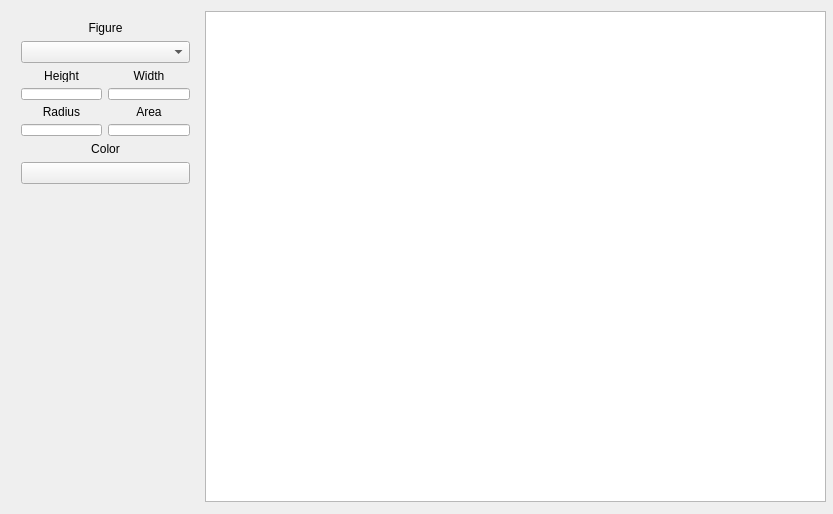
This is experiments/training/widget.ui in kudroma/SimpleApplication as Qt 5 draws it before an edit. The edited form follows.
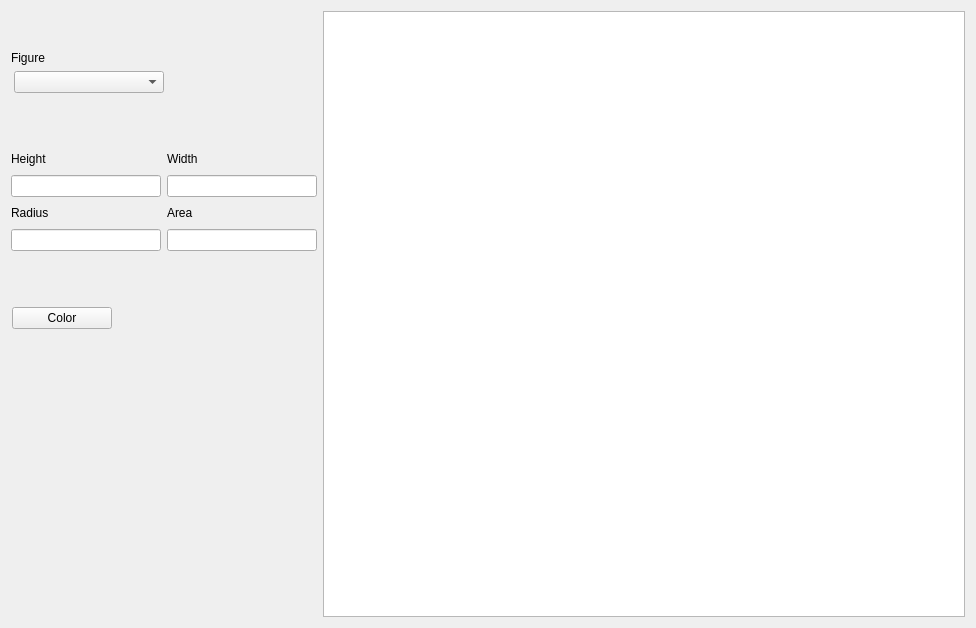
This is the edited form.

The edit to the form file:
```diff
--- a/experiments/training/widget.ui
+++ b/experiments/training/widget.ui
@@ -6,119 +6,290 @@
    <rect>
     <x>0</x>
     <y>0</y>
-    <width>833</width>
-    <height>514</height>
+    <width>976</width>
+    <height>628</height>
    </rect>
   </property>
   <property name="windowTitle">
    <string>Widget</string>
   </property>
-  <widget class="QGraphicsView" name="graphicsView">
-   <property name="geometry">
-    <rect>
-     <x>205</x>
-     <y>11</y>
-     <width>621</width>
-     <height>491</height>
-    </rect>
-   </property>
-  </widget>
-  <widget class="QWidget" name="">
-   <property name="geometry">
-    <rect>
-     <x>10</x>
-     <y>10</y>
-     <width>191</width>
-     <height>185</height>
-    </rect>
-   </property>
-   <layout class="QVBoxLayout" name="verticalLayout_3">
+  <layout class="QHBoxLayout" name="horizontalLayout_3">
+   <item>
+    <layout class="QVBoxLayout" name="verticalLayout_7">
+     <item>
+      <layout class="QVBoxLayout" name="verticalLayout_6">
+       <item>
+        <spacer name="verticalSpacer_4">
+         <property name="orientation">
+          <enum>Qt::Vertical</enum>
+         </property>
+         <property name="sizeType">
+          <enum>QSizePolicy::Fixed</enum>
+         </property>
+         <property name="sizeHint" stdset="0">
+          <size>
+           <width>20</width>
+           <height>40</height>
+          </size>
+         </property>
+        </spacer>
+       </item>
     <item>
-     <layout class="QVBoxLayout" name="verticalLayout">
+        <layout class="QVBoxLayout" name="verticalLayout_5">
       <item>
        <widget class="QLabel" name="labelFigure">
         <property name="text">
          <string>Figure</string>
         </property>
         <property name="alignment">
-         <set>Qt::AlignCenter</set>
+            <set>Qt::AlignLeading|Qt::AlignLeft|Qt::AlignVCenter</set>
         </property>
        </widget>
       </item>
+         <item>
+          <layout class="QHBoxLayout" name="horizontalLayout_2">
       <item>
        <widget class="QComboBox" name="comboBoxFigure">
+             <property name="sizePolicy">
+              <sizepolicy hsizetype="Fixed" vsizetype="Fixed">
+               <horstretch>0</horstretch>
+               <verstretch>0</verstretch>
+              </sizepolicy>
+             </property>
+             <property name="minimumSize">
+              <size>
+               <width>150</width>
+               <height>20</height>
+              </size>
+             </property>
         <property name="currentText">
          <string/>
         </property>
        </widget>
       </item>
-     </layout>
+           <item>
+            <spacer name="horizontalSpacer_4">
+             <property name="orientation">
+              <enum>Qt::Horizontal</enum>
+             </property>
+             <property name="sizeType">
+              <enum>QSizePolicy::Fixed</enum>
+             </property>
+             <property name="sizeHint" stdset="0">
+              <size>
+               <width>150</width>
+               <height>20</height>
+              </size>
+             </property>
+            </spacer>
+           </item>
+          </layout>
+         </item>
+        </layout>
+       </item>
+       <item>
+        <spacer name="verticalSpacer_2">
+         <property name="orientation">
+          <enum>Qt::Vertical</enum>
+         </property>
+         <property name="sizeType">
+          <enum>QSizePolicy::Fixed</enum>
+         </property>
+         <property name="sizeHint" stdset="0">
+          <size>
+           <width>20</width>
+           <height>50</height>
+          </size>
+         </property>
+        </spacer>
     </item>
     <item>
      <layout class="QGridLayout" name="gridLayout">
       <item row="0" column="0">
+          <layout class="QVBoxLayout" name="verticalLayout_4">
+           <property name="sizeConstraint">
+            <enum>QLayout::SetFixedSize</enum>
+           </property>
+           <item>
        <widget class="QLabel" name="labelHeight">
+             <property name="sizePolicy">
+              <sizepolicy hsizetype="Fixed" vsizetype="Fixed">
+               <horstretch>0</horstretch>
+               <verstretch>0</verstretch>
+              </sizepolicy>
+             </property>
+             <property name="minimumSize">
+              <size>
+               <width>150</width>
+               <height>20</height>
+              </size>
+             </property>
         <property name="text">
          <string>Height</string>
         </property>
         <property name="alignment">
-         <set>Qt::AlignCenter</set>
-        </property>
-       </widget>
+              <set>Qt::AlignLeading|Qt::AlignLeft|Qt::AlignVCenter</set>
+             </property>
+            </widget>
+           </item>
+           <item>
+            <widget class="QLineEdit" name="lineEditHeight">
+             <property name="sizePolicy">
+              <sizepolicy hsizetype="Fixed" vsizetype="Fixed">
+               <horstretch>0</horstretch>
+               <verstretch>0</verstretch>
+              </sizepolicy>
+             </property>
+             <property name="minimumSize">
+              <size>
+               <width>150</width>
+               <height>20</height>
+              </size>
+             </property>
+             <property name="text">
+              <string/>
+             </property>
+            </widget>
+           </item>
+          </layout>
       </item>
       <item row="0" column="1">
+          <layout class="QVBoxLayout" name="verticalLayout_3">
+           <property name="sizeConstraint">
+            <enum>QLayout::SetFixedSize</enum>
+           </property>
+           <item>
        <widget class="QLabel" name="labelWidth">
+             <property name="sizePolicy">
+              <sizepolicy hsizetype="Fixed" vsizetype="Fixed">
+               <horstretch>0</horstretch>
+               <verstretch>0</verstretch>
+              </sizepolicy>
+             </property>
+             <property name="minimumSize">
+              <size>
+               <width>150</width>
+               <height>20</height>
+              </size>
+             </property>
         <property name="text">
          <string>Width</string>
         </property>
         <property name="alignment">
-         <set>Qt::AlignCenter</set>
+              <set>Qt::AlignLeading|Qt::AlignLeft|Qt::AlignVCenter</set>
         </property>
        </widget>
       </item>
-      <item row="1" column="0">
-       <widget class="QLineEdit" name="lineEditHeight">
-        <property name="text">
-         <string/>
-        </property>
-       </widget>
-      </item>
-      <item row="1" column="1">
+           <item>
        <widget class="QLineEdit" name="lineEditWidth">
+             <property name="sizePolicy">
+              <sizepolicy hsizetype="Fixed" vsizetype="Fixed">
+               <horstretch>0</horstretch>
+               <verstretch>0</verstretch>
+              </sizepolicy>
+             </property>
+             <property name="minimumSize">
+              <size>
+               <width>150</width>
+               <height>20</height>
+              </size>
+             </property>
         <property name="text">
          <string/>
         </property>
        </widget>
       </item>
-      <item row="2" column="0">
+          </layout>
+         </item>
+         <item row="1" column="0">
+          <layout class="QVBoxLayout" name="verticalLayout_2">
+           <property name="sizeConstraint">
+            <enum>QLayout::SetFixedSize</enum>
+           </property>
+           <item>
        <widget class="QLabel" name="labelRadius">
+             <property name="sizePolicy">
+              <sizepolicy hsizetype="Fixed" vsizetype="Fixed">
+               <horstretch>0</horstretch>
+               <verstretch>0</verstretch>
+              </sizepolicy>
+             </property>
+             <property name="minimumSize">
+              <size>
+               <width>150</width>
+               <height>20</height>
+              </size>
+             </property>
         <property name="text">
          <string>Radius</string>
         </property>
         <property name="alignment">
-         <set>Qt::AlignCenter</set>
+              <set>Qt::AlignLeading|Qt::AlignLeft|Qt::AlignVCenter</set>
         </property>
        </widget>
       </item>
-      <item row="2" column="1">
+           <item>
+            <widget class="QLineEdit" name="lineEditRadius">
+             <property name="sizePolicy">
+              <sizepolicy hsizetype="Fixed" vsizetype="Fixed">
+               <horstretch>0</horstretch>
+               <verstretch>0</verstretch>
+              </sizepolicy>
+             </property>
+             <property name="minimumSize">
+              <size>
+               <width>150</width>
+               <height>20</height>
+              </size>
+             </property>
+             <property name="text">
+              <string/>
+             </property>
+            </widget>
+           </item>
+          </layout>
+         </item>
+         <item row="1" column="1">
+          <layout class="QVBoxLayout" name="verticalLayout">
+           <property name="sizeConstraint">
+            <enum>QLayout::SetFixedSize</enum>
+           </property>
+           <item>
        <widget class="QLabel" name="labelArea">
+             <property name="sizePolicy">
+              <sizepolicy hsizetype="Fixed" vsizetype="Fixed">
+               <horstretch>0</horstretch>
+               <verstretch>0</verstretch>
+              </sizepolicy>
+             </property>
+             <property name="minimumSize">
+              <size>
+               <width>150</width>
+               <height>20</height>
+              </size>
+             </property>
         <property name="text">
          <string>Area</string>
         </property>
         <property name="alignment">
-         <set>Qt::AlignCenter</set>
+              <set>Qt::AlignLeading|Qt::AlignLeft|Qt::AlignVCenter</set>
         </property>
        </widget>
       </item>
-      <item row="3" column="0">
-       <widget class="QLineEdit" name="lineEditRadius">
-        <property name="text">
-         <string/>
-        </property>
-       </widget>
-      </item>
-      <item row="3" column="1">
+           <item>
        <widget class="QLineEdit" name="lineEditArea">
+             <property name="sizePolicy">
+              <sizepolicy hsizetype="Fixed" vsizetype="Fixed">
+               <horstretch>0</horstretch>
+               <verstretch>0</verstretch>
+              </sizepolicy>
+             </property>
+             <property name="minimumSize">
+              <size>
+               <width>150</width>
+               <height>20</height>
+              </size>
+             </property>
         <property name="text">
          <string/>
         </property>
@@ -126,29 +297,84 @@
       </item>
      </layout>
     </item>
+        </layout>
+       </item>
     <item>
-     <layout class="QVBoxLayout" name="verticalLayout_2">
-      <item>
-       <widget class="QLabel" name="labelColor">
-        <property name="text">
-         <string>Color</string>
-        </property>
-        <property name="alignment">
-         <set>Qt::AlignCenter</set>
-        </property>
-       </widget>
-      </item>
+        <spacer name="verticalSpacer_3">
+         <property name="orientation">
+          <enum>Qt::Vertical</enum>
+         </property>
+         <property name="sizeType">
+          <enum>QSizePolicy::Fixed</enum>
+         </property>
+         <property name="sizeHint" stdset="0">
+          <size>
+           <width>20</width>
+           <height>50</height>
+          </size>
+         </property>
+        </spacer>
+       </item>
+       <item>
+        <layout class="QHBoxLayout" name="horizontalLayout">
       <item>
        <widget class="QPushButton" name="pushButtonColor">
+           <property name="sizePolicy">
+            <sizepolicy hsizetype="Fixed" vsizetype="Fixed">
+             <horstretch>0</horstretch>
+             <verstretch>0</verstretch>
+            </sizepolicy>
+           </property>
+           <property name="minimumSize">
+            <size>
+             <width>100</width>
+             <height>20</height>
+            </size>
+           </property>
         <property name="text">
-         <string/>
+            <string>Color</string>
         </property>
        </widget>
       </item>
+         <item>
+          <spacer name="horizontalSpacer_2">
+           <property name="orientation">
+            <enum>Qt::Horizontal</enum>
+           </property>
+           <property name="sizeType">
+            <enum>QSizePolicy::Fixed</enum>
+           </property>
+           <property name="sizeHint" stdset="0">
+            <size>
+             <width>204</width>
+             <height>20</height>
+            </size>
+           </property>
+          </spacer>
+         </item>
      </layout>
     </item>
    </layout>
-  </widget>
+     </item>
+     <item>
+      <spacer name="verticalSpacer">
+       <property name="orientation">
+        <enum>Qt::Vertical</enum>
+       </property>
+       <property name="sizeHint" stdset="0">
+        <size>
+         <width>20</width>
+         <height>78</height>
+        </size>
+       </property>
+      </spacer>
+     </item>
+    </layout>
+   </item>
+   <item>
+    <widget class="QGraphicsView" name="graphicsView"/>
+   </item>
+  </layout>
  </widget>
  <layoutdefault spacing="6" margin="11"/>
  <resources/>
```
Lines whose indentation alone changed are shown as unchanged.
